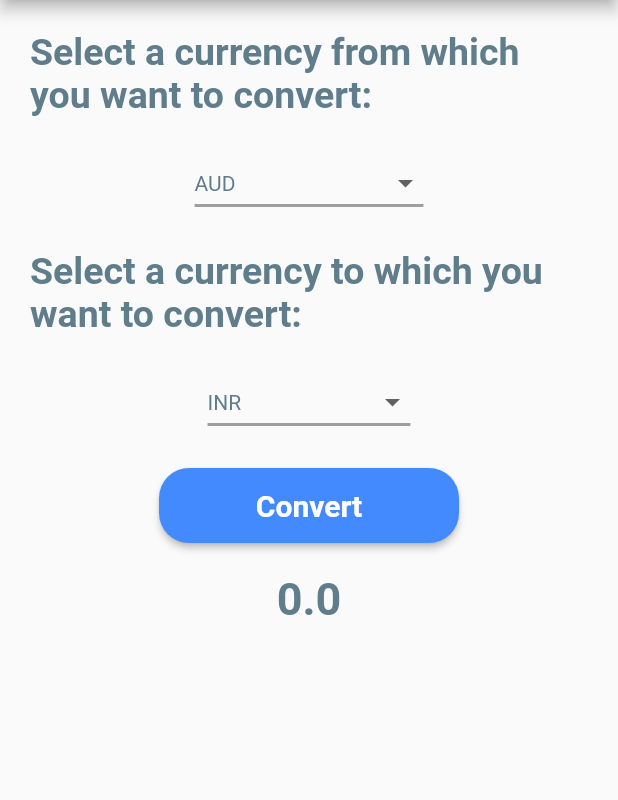
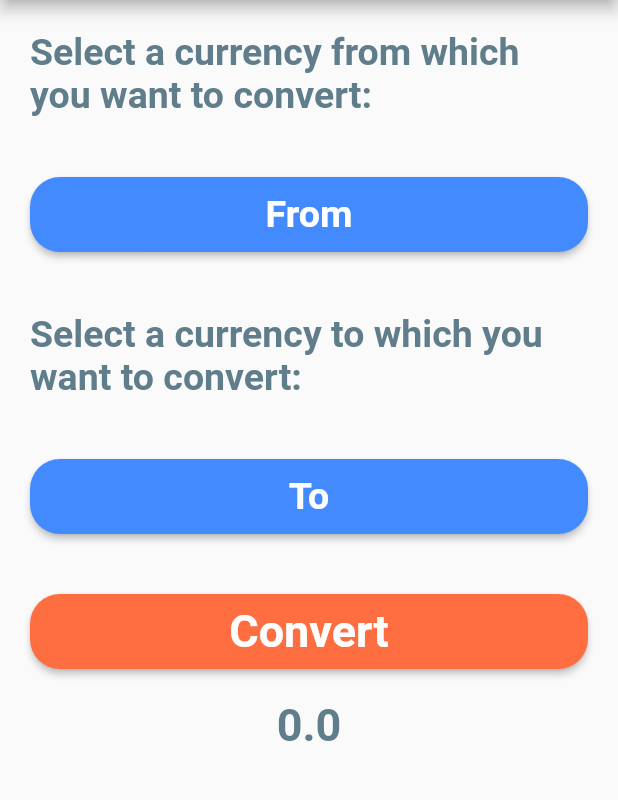
Before and after one commit to iHirenDev/CurrencyConverter, a Flutter app: the screen it shows after launch, on a phone screen of 412 x 824 dp, the part 84-884 px from its top. Run offline on Flutter 3.47's test engine with Material 2 defaults, Android fonts, the phone set to English and light mode, and no system bars; our stand-ins replace shared_preferences.

Commit message:
Bug Fixes and UI update

```diff
--- a/lib/main.dart
+++ b/lib/main.dart
@@ -1,10 +1,14 @@
-import 'package:currency_converter/Webservice.dart';
 import 'package:flutter/material.dart';
 import 'package:http/http.dart' as http;
 import 'dart:async';
 import 'dart:convert';
+import 'package:flutter/cupertino.dart';
+import 'package:currency_converter/CurrencyFrom.dart';
+import 'package:shared_preferences/shared_preferences.dart';
 
 
+String frmBtn = 'From';
+String toBtn = 'To';
 
 void main() => runApp(MaterialApp(
   home: Home(),
@@ -12,8 +16,9 @@ void main() => runApp(MaterialApp(
 ));
 
 class Home extends StatefulWidget {
+ final currencyFromView;
   const Home(
-    {Key key}) : super(key: key);
+    {Key key, this.currencyFromView}) : super(key: key);
 
   @override
   _HomeState createState() => _HomeState();
@@ -21,7 +26,8 @@ class Home extends StatefulWidget {
 
 class _HomeState extends State<Home> {
 
-    List<String> currencies = <String>['AUD','USD','INR','EUR','JPY','GBP','CAD','HKD','NZD','SGD','RUB','ZAR','IDR','MYR'];
+    List<String> currencies = <String>['AUD','USD','INR','EUR','JPY','GBP'];
+    //    List<String> currencies = <String>['AUD','USD','INR','EUR','JPY','GBP','CAD','HKD','NZD','SGD','RUB','ZAR','IDR','MYR'];
 
     String defaultValue = 'AUD';
     String secondValue = 'INR';
@@ -29,10 +35,10 @@ class _HomeState extends State<Home> {
     String currencyTo = 'INR';
     String rate = '0.0';
 
+    Future <String> fetchData() async{
 
-    Future <String> fetchData() async{
     final response = await http.get(
-        Uri.encodeFull('https://currency-exchange.p.rapidapi.com/exchange?q=1.0&from=$currencyFrom&to=$currencyTo'),
+        Uri.encodeFull('https://currency-exchange.p.rapidapi.com/exchange?q=1.0&from=$frmBtn&to=$toBtn'),
         headers: {"x-rapidapi-host": "currency-exchange.p.rapidapi.com",
                   "x-rapidapi-key": "a5iA8cQkhomshtCrWz32wErhlsWgp1oXi4YjsnqOR1SzGmhfzq"}
     );
@@ -61,6 +67,7 @@ class _HomeState extends State<Home> {
       appBar: AppBar(
         title: Text('Currency Converter'),
       ),
+      resizeToAvoidBottomInset: true,
       body: Column(
         children: <Widget>[
           Padding(
@@ -70,30 +77,28 @@ class _HomeState extends State<Home> {
                                    fontWeight: FontWeight.bold,
                                    fontSize: 25.0),),
           ),
-          DropdownButton<String>(
-                      hint: Text('Select currency from'),
-                      value: defaultValue,
-                      icon: Icon(Icons.arrow_drop_down),
-                      iconSize: 24,
-                      elevation: 16,
-                      style: TextStyle(color: Colors.blueGrey),
-                            underline: Container(
-                              height: 2,
-                              color: Colors.grey,
+
+          Padding(
+            padding: const EdgeInsets.all(20.0),
+            child: SizedBox(
+              height: 50,
+              width: double.infinity,
+              child: RaisedButton(
+              color: Colors.blueAccent,
+                  textColor: Colors.white,
+                  shape: RoundedRectangleBorder(
+                      borderRadius: BorderRadius.circular(20.0)
                   ),
-                      onChanged: (String newValue){
-                        setState(() {
-                          defaultValue = newValue;
-                          currencyFrom = newValue;
-                        });
+              onPressed: (){
+                  _selectCurrencyFrom(context);
               },
-                      items: currencies
-                      .map<DropdownMenuItem<String>>((String value){
-                        return DropdownMenuItem<String>(
-                            value: value,
-                            child: Text(value),
-                        );
-                      }).toList(),
+
+              child: Text('$frmBtn',
+                        style: TextStyle(color: Colors.white,
+                                     fontWeight: FontWeight.bold,
+                                     fontSize: 25.0)),
+            ),
+            )
           ),
 
           Padding(
@@ -104,39 +109,41 @@ class _HomeState extends State<Home> {
                                      fontSize: 25.0)),
         ),
 
-        DropdownButton<String>(
-                      hint: Text('Select currency to'),
-                      value: secondValue,
-                      icon: Icon(Icons.arrow_drop_down),
-                      iconSize: 24,
-                      elevation: 16,
-                      style: TextStyle(color: Colors.blueGrey),
-                            underline: Container(
-                              height: 2,
-                              color: Colors.grey,
+          Padding(
+            padding: const EdgeInsets.all(20.0),
+            child: SizedBox(
+              height: 50,
+              width: double.infinity,
+              child: RaisedButton(
+              color: Colors.blueAccent,
+                  textColor: Colors.white,
+                  shape: RoundedRectangleBorder(
+                      borderRadius: BorderRadius.circular(20.0)
                   ),
-                      onChanged: (String newValue){
-                        setState(() {
-                          secondValue = newValue;
-                          currencyTo = newValue;
-                        });
+              onPressed: (){
+                  _selectCurrencyTo(context);
               },
-                      items: currencies
-                      .map<DropdownMenuItem<String>>((String value){
-                        return DropdownMenuItem<String>(
-                            value: value,
-                            child: Text(value),
-                        );
-                      }).toList(),
+
+              child: Text('$toBtn',
+                        style: TextStyle(color: Colors.white,
+                                     fontWeight: FontWeight.bold,
+                                     fontSize: 25.0)),
             ),
+            )
+          ),
+
+
+
+
+
 
           Padding(
             padding: const EdgeInsets.all(20.0),
             child: SizedBox(
-                width: 200.0,
+                width: double.infinity,
                 height: 50.0,
                 child: RaisedButton(
-                color: Colors.blueAccent,
+                color: Colors.deepOrangeAccent,
                 textColor: Colors.white,
                 shape: RoundedRectangleBorder(
                     borderRadius: BorderRadius.circular(20.0)
@@ -147,7 +154,7 @@ class _HomeState extends State<Home> {
                 child: Text('Convert',
                       style: TextStyle(color: Colors.white,
                                    fontWeight: FontWeight.bold,
-                                   fontSize: 20.0)),
+                                   fontSize: 30.0)),
               ),
             ),
           ),
@@ -161,8 +168,36 @@ class _HomeState extends State<Home> {
   }
 }
 
+_selectCurrencyFrom(BuildContext context) async{
+    final selectedCurrency = await Navigator.push(context,
+              MaterialPageRoute(builder: (context) => CurrencyFrom()));
+    print('$selectedCurrency');
 
-/*void _fetchCurrencyRate() async{
-    final result = await Webservice().fetchData();
-    print('$result');
-}*/
+    final cFrom = await SharedPreferences.getInstance();
+    cFrom.setString('CurrencyFrom', '$selectedCurrency');
+
+    if(selectedCurrency == null){
+        frmBtn = 'From';
+    }
+    else{
+        frmBtn = selectedCurrency;
+    }
+
+
+}
+
+_selectCurrencyTo(BuildContext context) async{
+    final selectedCurrency = await Navigator.push(context,
+              MaterialPageRoute(builder: (context) => CurrencyFrom()));
+    print('$selectedCurrency');
+
+    final cFrom = await SharedPreferences.getInstance();
+    cFrom.setString('CurrencyTo', '$selectedCurrency');
+
+    if(selectedCurrency == null){
+        toBtn = 'To';
+    }
+    else{
+        toBtn = selectedCurrency;
+    }
+}
--- a/pubspec.yaml
+++ b/pubspec.yaml
@@ -24,6 +24,8 @@ dependencies:
   # Use with the CupertinoIcons class for iOS style icons.
   cupertino_icons: ^0.1.2
   http: ^0.12.0+2
+  shared_preferences: ^0.5.4+8
+
 
 dev_dependencies:
   flutter_test:
```
Also changed, not shown: lib/CurrencyConverter.dart (deleted, +0 -13 lines), lib/CurrencyFrom.dart (added, +37 -0 lines), lib/Webservice.dart (deleted, +0 -199 lines), pubspec.lock, 7 other files. Lines whose indentation alone changed are shown as unchanged.
